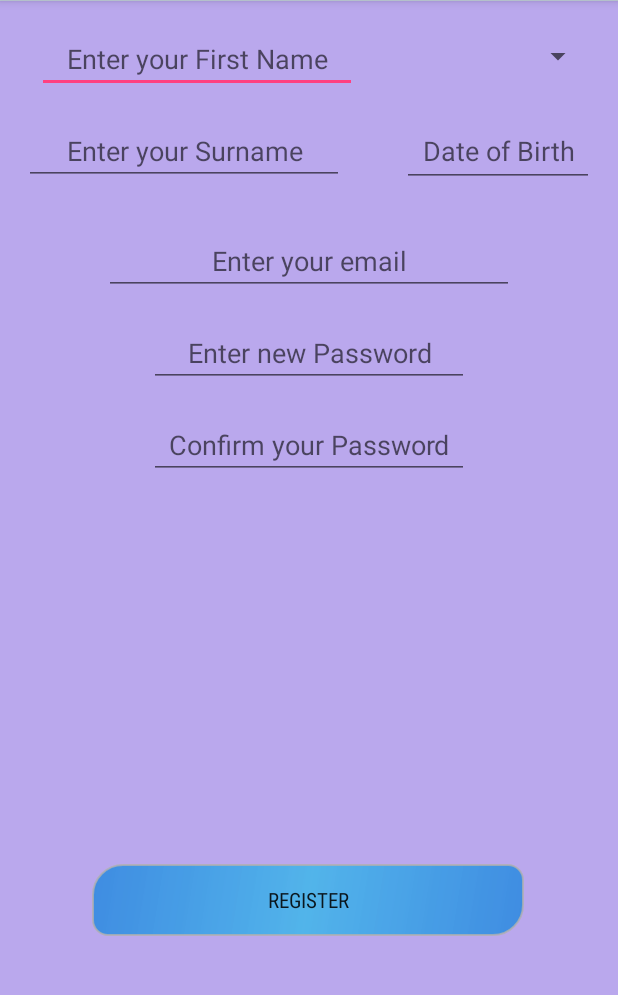
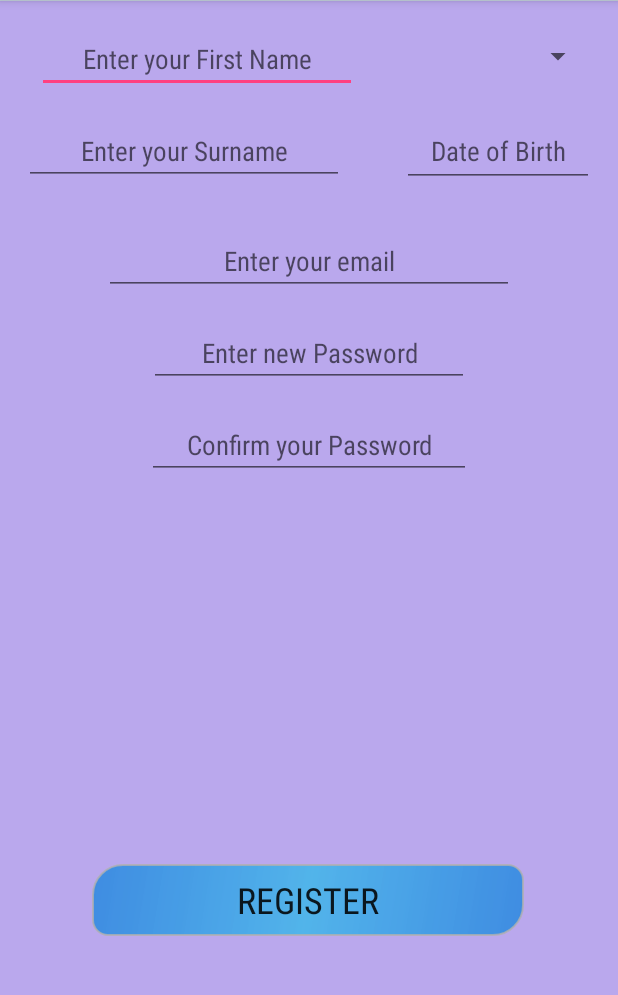
Before and after one commit to mmadGit49/StudentPA, an Android app: the Registration screen opened directly, with no data from a screen before it, on a phone screen of 412 x 824 dp, the part 83-1078 px from its top. Run offline under Robolectric (Android 15) with nearby library versions, the phone set to English and light mode, and no system bars.

```diff
--- a/app/src/main/java/com/example/mohammad/studentpa/Login.java
+++ b/app/src/main/java/com/example/mohammad/studentpa/Login.java
@@ -25,6 +25,10 @@ public class Login extends AppCompatActivity {
         login= (Button) findViewById(R.id.buttonLogin);
         username= (EditText) findViewById(R.id.editTextEmail);
         password= (EditText) findViewById(R.id.editTextPassword);
+
+        String email;
+        String passwordString;
+
 
         register.setOnClickListener(new View.OnClickListener() {//method to start next activity
             View view;
--- a/app/src/main/java/com/example/mohammad/studentpa/MainActivity.java
+++ b/app/src/main/java/com/example/mohammad/studentpa/MainActivity.java
@@ -31,7 +31,7 @@ public class MainActivity extends AppCompatActivity {
 
         /**Uncomment this once database has been made for login
          *
-        if(SavedUserLogin.getUserName(MainActivity.this).length() == 0)//checks if user is ogged in
+        if(SavedUserLogin.getUserName(MainActivity.this).length() == 0)//checks if user is logged in
         {//if not logged in this happens
             Intent login= new Intent(this, Login.class);
             startActivity(login);
--- a/app/src/main/java/com/example/mohammad/studentpa/Registration.java
+++ b/app/src/main/java/com/example/mohammad/studentpa/Registration.java
@@ -32,6 +32,8 @@ public class Registration extends AppCompatActivity {
         gender=(Spinner) findViewById(R.id.spinnerGender);
         dob= (EditText) findViewById(R.id.editTextDob);
 
+        String fName, lName, email, pword, confirmPword;
+
         register.setOnClickListener(new View.OnClickListener() {
             View view;
             @Override
--- a/app/src/main/java/com/example/mohammad/studentpa/SavedUserLogin.java
+++ b/app/src/main/java/com/example/mohammad/studentpa/SavedUserLogin.java
@@ -7,7 +7,7 @@ import android.preference.PreferenceManager;
 public class SavedUserLogin {//for auto login functionality
         static final String NAME_SAVED= "username";
 
-        static SharedPreferences getSharedPreferences(Context ctx) {//context is the activity in question
+        static SharedPreferences getSharedPreferences(Context ctx) {//context is used to get relevant params in question
             return PreferenceManager.getDefaultSharedPreferences(ctx);
         }//Shared preferences will check if user has logged in and their login  data exists
 
--- a/app/src/main/java/com/example/mohammad/studentpa/Splash.java
+++ b/app/src/main/java/com/example/mohammad/studentpa/Splash.java
@@ -23,7 +23,7 @@ public class Splash extends AppCompatActivity {
         Thread timer = new Thread(){
             public void run(){//funtion to time how long the splash screen appears
                 try{
-                    sleep(1500);
+                    sleep(1000);
                 }catch (InterruptedException e){
                     e.printStackTrace();
                 }
--- a/app/src/main/res/drawable/side_nav_bar.xml
+++ b/app/src/main/res/drawable/side_nav_bar.xml
@@ -6,4 +6,7 @@
         android:endColor="#a6310084"
         android:startColor="#c89a4db6"
         android:type="linear" />
+    <corners
+        android:bottomLeftRadius="30dp"
+        />
 </shape>
--- a/app/src/main/res/layout/activity_registration.xml
+++ b/app/src/main/res/layout/activity_registration.xml
@@ -19,6 +19,7 @@
         android:background="@drawable/button_custom"
         android:fontFamily="sans-serif-condensed"
         android:text="@string/register_prompt"
+        android:textSize="24sp"
         app:layout_constraintBottom_toBottomOf="parent"
         app:layout_constraintEnd_toEndOf="parent"
         app:layout_constraintHorizontal_bias="0.495"
@@ -34,6 +35,7 @@
         android:layout_marginStart="16dp"
         android:layout_marginTop="16dp"
         android:ems="10"
+        android:fontFamily="sans-serif-condensed"
         android:hint="@string/name_prompt"
         android:inputType="textPersonName"
         android:textAlignment="center"
@@ -48,6 +50,7 @@
         android:layout_marginStart="16dp"
         android:layout_marginTop="16dp"
         android:ems="10"
+        android:fontFamily="sans-serif-condensed"
         android:hint="@string/surname_prompt"
         android:inputType="textPersonName"
         android:textAlignment="center"
@@ -62,6 +65,7 @@
         android:layout_marginStart="16dp"
         android:layout_marginTop="28dp"
         android:ems="10"
+        android:fontFamily="sans-serif-condensed"
         android:hint="@string/email_prompt"
         android:inputType="textEmailAddress"
         android:textAlignment="center"
@@ -77,6 +81,7 @@
         android:layout_marginStart="16dp"
         android:layout_marginTop="16dp"
         android:ems="10"
+        android:fontFamily="sans-serif-condensed"
         android:hint="@string/new_password_prompt"
         android:inputType="textPassword"
         android:textAlignment="center"
@@ -99,6 +104,7 @@
         android:layout_height="47dp"
         android:layout_marginEnd="16dp"
         android:ems="10"
+        android:fontFamily="sans-serif-condensed"
         android:hint="@string/dob_prompt"
         android:inputType="date"
         android:textAlignment="center"
@@ -107,12 +113,13 @@
 
     <EditText
         android:id="@+id/editTextconfirmNewPassword"
-        android:layout_width="wrap_content"
+        android:layout_width="216dp"
         android:layout_height="wrap_content"
         android:layout_marginEnd="16dp"
         android:layout_marginStart="16dp"
         android:layout_marginTop="16dp"
         android:ems="10"
+        android:fontFamily="sans-serif-condensed"
         android:hint="@string/confirm_password_prompt"
         android:inputType="textPassword"
         android:textAlignment="center"
```
